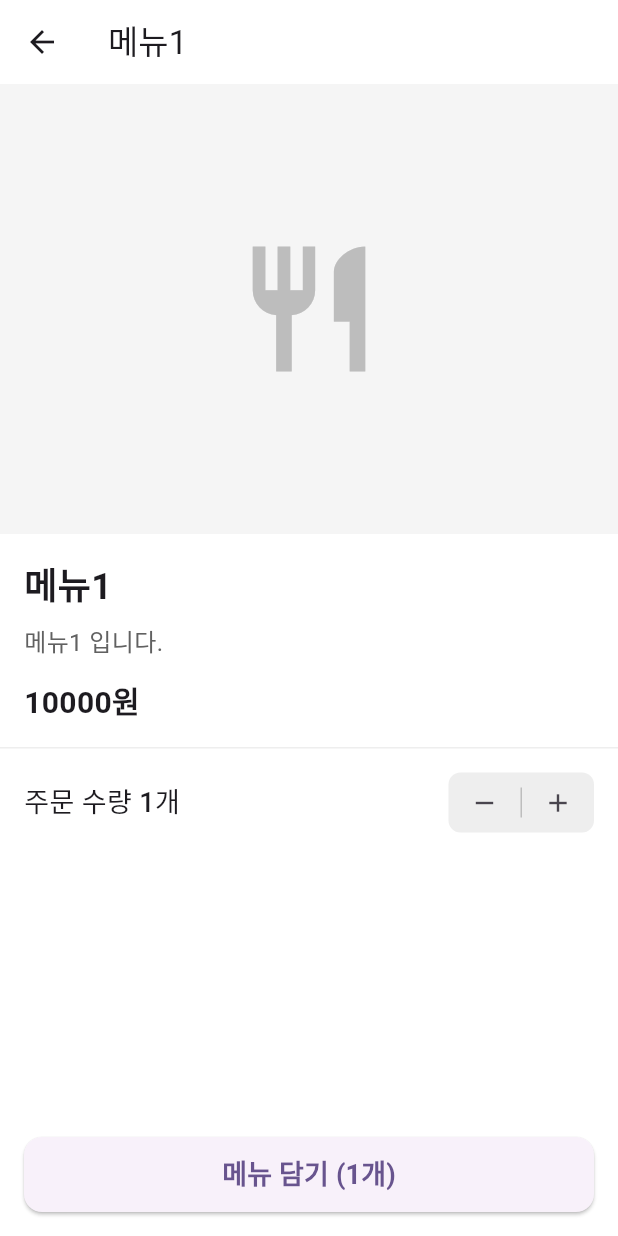
After one commit to OSP-TableOrder/OSP-TableOrder, a Flutter app: the MenuScreen screen opened directly, after a tap on "메뉴1", on a phone screen of 412 x 824 dp. The commit adds this screen. Run offline on Flutter 3.47's test engine with Material 3 defaults, Android fonts, the phone set to English and light mode, and no system bars; network calls fail.

Commit message:
feat: 메뉴 클릭 시 상세화면 이동 및 UI 구현

```diff
--- /dev/null
+++ b/lib/screens/MenuDetailScreen.dart
@@ -0,0 +1,123 @@
+import 'package:flutter/material.dart';
+
+import '../models/MenuItem.dart';
+import '../widgets/QuantityControl.dart';
+
+class MenuDetailScreen extends StatefulWidget {
+  final MenuItem item;
+
+  const MenuDetailScreen({Key? key, required this.item}) : super(key: key);
+
+  @override
+  _MenuDetailScreenState createState() => _MenuDetailScreenState();
+}
+
+class _MenuDetailScreenState extends State<MenuDetailScreen> {
+  int _quantity = 1;
+
+  void _incrementQuantity() {
+    setState(() {
+      _quantity++;
+    });
+  }
+
+  void _decrementQuantity() {
+    if (_quantity > 1) {
+      setState(() {
+        _quantity--;
+      });
+    }
+  }
+
+  @override
+  Widget build(BuildContext context) {
+    return Scaffold(
+      backgroundColor: Colors.white,
+      appBar: AppBar(
+        title: Text(widget.item.name),
+        backgroundColor: Colors.white,
+        elevation: 0,
+      ),
+
+      bottomNavigationBar: Container(
+        color: Colors.white,
+        padding: const EdgeInsets.all(16.0),
+        child: ElevatedButton(
+          onPressed: () {
+            // TODO: 장바구니에 아이템과 수량(_quantity)을 담는 로직
+            print('${widget.item.name} $_quantity개 담기');
+            Navigator.pop(context);
+          },
+          child: Text(
+            '메뉴 담기 ($_quantity개)',
+            style: TextStyle(fontSize: 18, fontWeight: FontWeight.bold),
+          ),
+          style: ElevatedButton.styleFrom(
+            minimumSize: Size(double.infinity, 50),
+            shape: RoundedRectangleBorder(
+              borderRadius: BorderRadius.circular(12),
+            ),
+          ),
+        ),
+      ),
+
+      body: SingleChildScrollView(
+        child: Column(
+          crossAxisAlignment: CrossAxisAlignment.start,
+          children: [
+            Container(
+              height: 300,
+              width: double.infinity,
+              color: Colors.grey[100],
+              child: widget.item.imageUrl != null
+                  ? Image.network(widget.item.imageUrl!, fit: BoxFit.cover)
+                  : Icon(Icons.restaurant, size: 100, color: Colors.grey[400]),
+            ),
+
+            Padding(
+              padding: const EdgeInsets.all(16.0),
+              child: Column(
+                crossAxisAlignment: CrossAxisAlignment.start,
+                children: [
+                  Text(
+                    widget.item.name,
+                    style: TextStyle(fontSize: 24, fontWeight: FontWeight.bold),
+                  ),
+                  SizedBox(height: 8),
+                  Text(
+                    widget.item.description,
+                    style: TextStyle(fontSize: 16, color: Colors.grey[700]),
+                  ),
+                  SizedBox(height: 12),
+                  Text(
+                    '${widget.item.price}원',
+                    style: TextStyle(fontSize: 20, fontWeight: FontWeight.bold),
+                  ),
+                ],
+              ),
+            ),
+
+            Divider(height: 1, color: Colors.grey[200]),
+
+            Padding(
+              padding: const EdgeInsets.all(16.0),
+              child: Row(
+                mainAxisAlignment: MainAxisAlignment.spaceBetween,
+                children: [
+                  Text(
+                    '주문 수량 $_quantity개',
+                    style: TextStyle(fontSize: 18, fontWeight: FontWeight.w500),
+                  ),
+                  QuantityControl(
+                    onDecrement: _decrementQuantity,
+                    onIncrement: _incrementQuantity,
+                  ),
+                ],
+              ),
+            ),
+          ],
+        ),
+      ),
+    );
+  }
+}
--- a/lib/widgets/MenuItemCard.dart
+++ b/lib/widgets/MenuItemCard.dart
@@ -1,5 +1,5 @@
 import 'package:flutter/material.dart';
-
+import '../screens/MenuDetailScreen.dart';
 import '../models/MenuItem.dart';
 
 class MenuItemCard extends StatelessWidget {
@@ -14,26 +14,34 @@ class MenuItemCard extends StatelessWidget {
       child: Card(
         elevation: 1,
         shape: RoundedRectangleBorder(borderRadius: BorderRadius.circular(12)),
+        clipBehavior: Clip.antiAlias,
+        child: InkWell(
+          onTap: () {
+            Navigator.push(
+              context,
+              MaterialPageRoute(
+                builder: (context) => MenuDetailScreen(item: item),
+              ),
+            );
+          },
           child: Padding(
             padding: const EdgeInsets.all(16.0),
             child: Row(
               crossAxisAlignment: CrossAxisAlignment.start,
               children: [
-              // 1. 이미지 (플레이스홀더)
                 ClipRRect(
                   borderRadius: BorderRadius.circular(8.0),
                   child: Container(
                     width: 100,
                     height: 100,
-                  color: Colors.grey[200], // 디폴트 배경색
+                    color: Colors.grey[200],
                     child: item.imageUrl != null
                         ? Image.network(
                       item.imageUrl!,
                       fit: BoxFit.cover,
-                    // TODO: 에러 처리 및 로딩 인디케이터 추가
                     )
                         : Icon(
-                    Icons.restaurant, // 기본 포크/나이프 아이콘
+                      Icons.restaurant,
                       size: 40,
                       color: Colors.grey[600],
                     ),
@@ -41,7 +49,6 @@ class MenuItemCard extends StatelessWidget {
                 ),
                 SizedBox(width: 16),
 
-              // 2. 메뉴 정보 (이름, 설명, 가격)
                 Expanded(
                   child: Column(
                     crossAxisAlignment: CrossAxisAlignment.start,
@@ -57,7 +64,7 @@ class MenuItemCard extends StatelessWidget {
                       ),
                       SizedBox(height: 12),
                       Text(
-                      '${item.price}원', // TODO: 콤마 포맷팅 (intl 패키지 사용)
+                        '${item.price}원',
                         style: TextStyle(
                           fontSize: 16,
                           fontWeight: FontWeight.bold,
@@ -71,6 +78,7 @@ class MenuItemCard extends StatelessWidget {
             ),
           ),
         ),
+      ),
     );
   }
 }
--- /dev/null
+++ b/lib/widgets/QuantityControl.dart
@@ -0,0 +1,43 @@
+import 'package:flutter/material.dart';
+
+class QuantityControl extends StatelessWidget {
+  final VoidCallback onDecrement;
+  final VoidCallback onIncrement;
+
+  const QuantityControl({
+    Key? key,
+    required this.onDecrement,
+    required this.onIncrement,
+  }) : super(key: key);
+
+  @override
+  Widget build(BuildContext context) {
+    return Container(
+      height: 40,
+      decoration: BoxDecoration(
+        color: Colors.grey[200],
+        borderRadius: BorderRadius.circular(8),
+      ),
+      child: Row(
+        mainAxisSize: MainAxisSize.min,
+        children: [
+          IconButton(
+            icon: Icon(Icons.remove, size: 20),
+            onPressed: onDecrement,
+            padding: EdgeInsets.zero,
+          ),
+          Container(
+            width: 1,
+            height: 20,
+            color: Colors.grey[400],
+          ),
+          IconButton(
+            icon: Icon(Icons.add, size: 20),
+            onPressed: onIncrement,
+            padding: EdgeInsets.zero,
+          ),
+        ],
+      ),
+    );
+  }
+}
```
Lines whose indentation alone changed are shown as unchanged.
